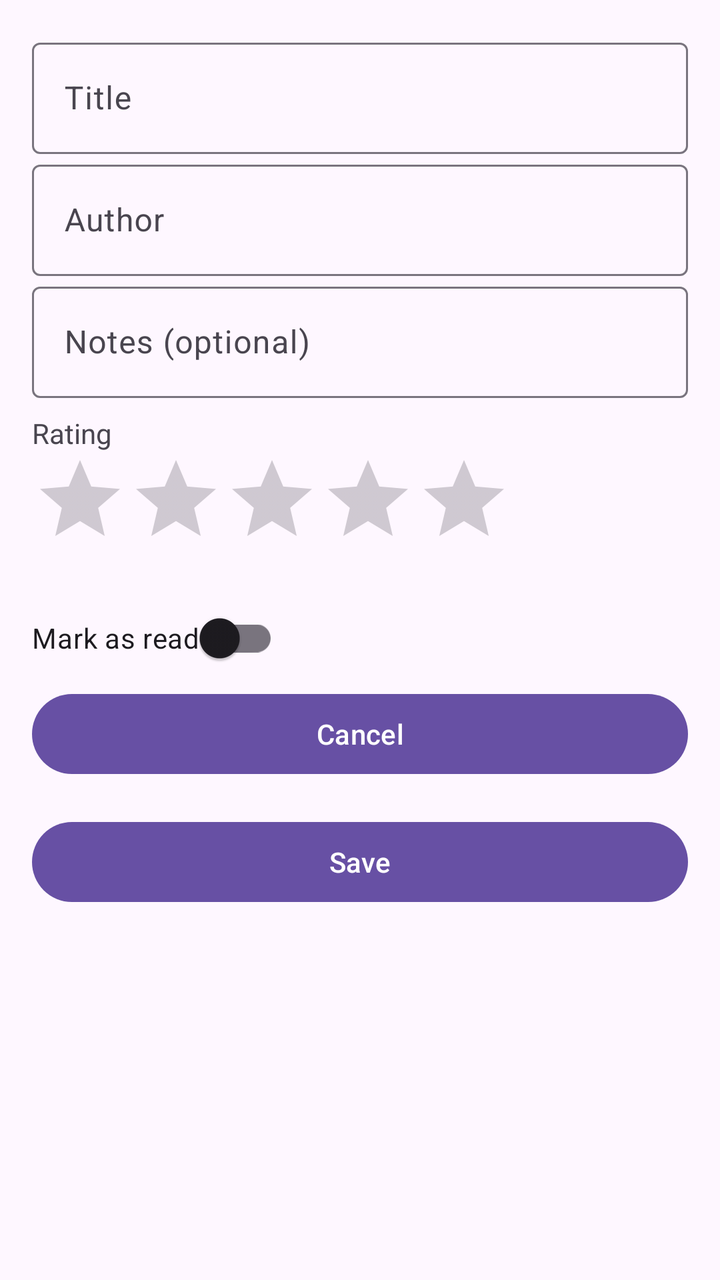
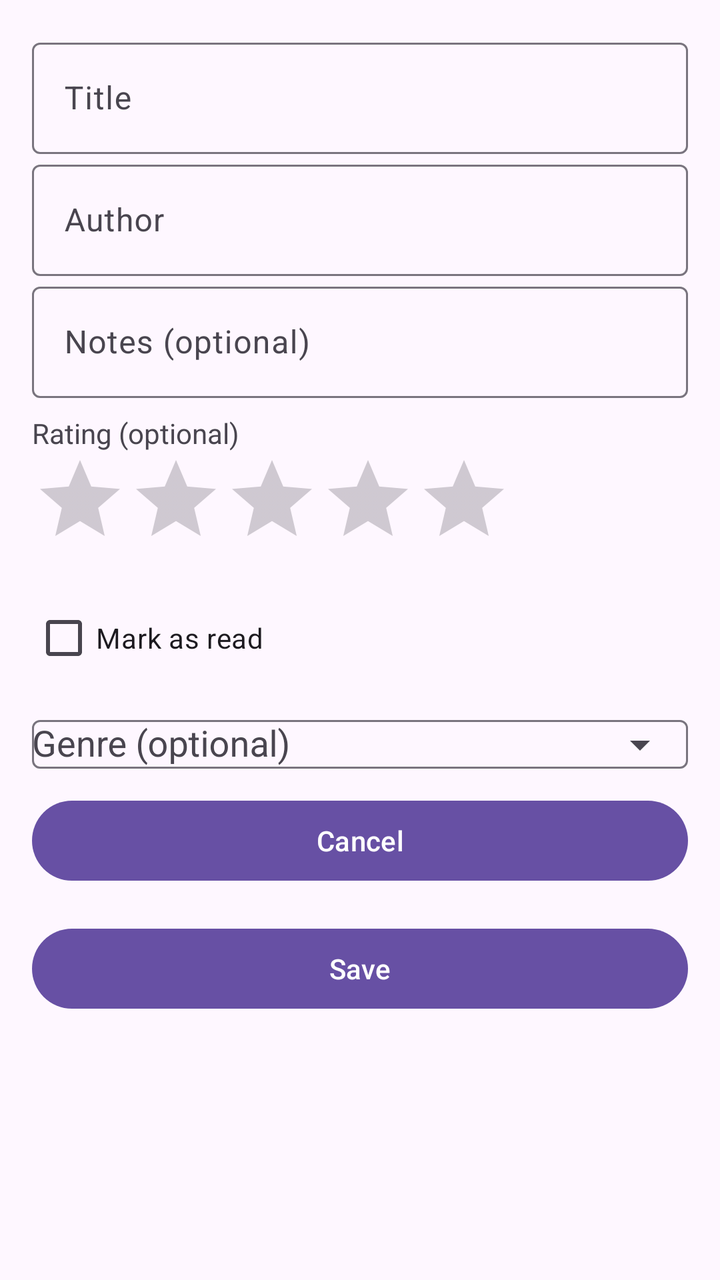

Two renders of the same Android screen: before a commit and after it. Below are the layout's source before the change and the commit's diff.
<!-- AndroidManifest.xml: application theme Theme.Bookshelf -->
<!-- res/layout/fragment_add_edit_book.xml -->
<?xml version="1.0" encoding="utf-8"?>
<ScrollView xmlns:android="http://schemas.android.com/apk/res/android"
    xmlns:app="http://schemas.android.com/apk/res-auto"
    android:layout_width="match_parent"
    android:layout_height="match_parent"
    android:padding="16dp">

    <LinearLayout
        android:orientation="vertical"
        android:layout_width="match_parent"
        android:layout_height="wrap_content">

        <com.google.android.material.textfield.TextInputLayout
            android:layout_width="match_parent"
            android:layout_height="wrap_content"
            android:hint="@string/title">
            <com.google.android.material.textfield.TextInputEditText
                android:id="@+id/etTitle"
                android:layout_width="match_parent"
                android:layout_height="wrap_content"/>
        </com.google.android.material.textfield.TextInputLayout>

        <com.google.android.material.textfield.TextInputLayout
            android:layout_width="match_parent"
            android:layout_height="wrap_content"
            android:hint="@string/author">
            <com.google.android.material.textfield.TextInputEditText
                android:id="@+id/etAuthor"
                android:layout_width="match_parent"
                android:layout_height="wrap_content"/>
        </com.google.android.material.textfield.TextInputLayout>

        <com.google.android.material.textfield.TextInputLayout
            android:layout_width="match_parent"
            android:layout_height="wrap_content"
            android:hint="@string/notes_optional">
            <com.google.android.material.textfield.TextInputEditText
                android:id="@+id/etNotes"
                android:layout_width="match_parent"
                android:layout_height="wrap_content"/>
        </com.google.android.material.textfield.TextInputLayout>

        <TextView
            android:text="@string/rating"
            android:layout_width="wrap_content"
            android:layout_height="wrap_content"
            android:layout_marginTop="8dp"/>

        <RatingBar
            android:id="@+id/editRating"
            android:layout_width="wrap_content"
            android:layout_height="wrap_content"
            android:numStars="5"
            android:stepSize="1.0"/>

        <com.google.android.material.switchmaterial.SwitchMaterial
            android:id="@+id/switchRead"
            android:text="@string/mark_as_read"
            android:layout_marginTop="12dp"
            android:layout_width="wrap_content"
            android:layout_height="wrap_content"/>
        <com.google.android.material.button.MaterialButton
            android:id="@+id/btnCancel"
            style="?attr/materialButtonStyle"
            android:layout_width="match_parent"
            android:layout_height="wrap_content"
            android:text="@string/cancel"/>

        <com.google.android.material.button.MaterialButton
            android:id="@+id/btnSave"
            style="?attr/materialButtonStyle"
            android:layout_width="match_parent"
            android:layout_height="wrap_content"
            android:layout_marginTop="16dp"
            android:text="@string/save"/>
    </LinearLayout>
</ScrollView>
<!-- resources referenced by this layout -->
<resources>
  <string name="author">Author</string>
  <string name="cancel">Cancel</string>
  <string name="mark_as_read">Mark as read</string>
  <string name="notes_optional">Notes (optional)</string>
  <string name="rating">Rating</string>
  <string name="save">Save</string>
  <string name="title">Title</string>
  <style name="Theme.Bookshelf" parent="Theme.Material3.Light.NoActionBar">
          <item name="colorPrimary">@color/md_theme_primary</item>
          <item name="colorOnPrimary">@color/md_theme_onPrimary</item>
          <item name="colorSecondary">@color/md_theme_secondary</item>
          <item name="android:statusBarColor">@color/md_theme_primary</item>
          <item name="android:navigationBarColor">@color/md_theme_surface</item>
      </style>
  <color name="md_theme_primary">#6750A4</color>
  <color name="md_theme_onPrimary">#FFFFFF</color>
  <color name="md_theme_secondary">#625B71</color>
  <color name="md_theme_surface">#FFFBFE</color>
</resources>

<!-- the commit's change to res/layout/fragment_add_edit_book.xml (unified diff, before → after) -->
@@ -11,24 +11,27 @@
         android:layout_height="wrap_content">
 
         <com.google.android.material.textfield.TextInputLayout
+            android:id="@+id/tilTitle"
             android:layout_width="match_parent"
             android:layout_height="wrap_content"
             android:hint="@string/title">
             <com.google.android.material.textfield.TextInputEditText
                 android:id="@+id/etTitle"
                 android:layout_width="match_parent"
-                android:layout_height="wrap_content"/>
+                android:layout_height="wrap_content" />
         </com.google.android.material.textfield.TextInputLayout>
 
         <com.google.android.material.textfield.TextInputLayout
+            android:id="@+id/tilAuthor"
             android:layout_width="match_parent"
             android:layout_height="wrap_content"
             android:hint="@string/author">
             <com.google.android.material.textfield.TextInputEditText
                 android:id="@+id/etAuthor"
                 android:layout_width="match_parent"
-                android:layout_height="wrap_content"/>
+                android:layout_height="wrap_content" />
         </com.google.android.material.textfield.TextInputLayout>
+
 
         <com.google.android.material.textfield.TextInputLayout
             android:layout_width="match_parent"
@@ -53,12 +56,27 @@
             android:numStars="5"
             android:stepSize="1.0"/>
 
-        <com.google.android.material.switchmaterial.SwitchMaterial
-            android:id="@+id/switchRead"
+        <com.google.android.material.checkbox.MaterialCheckBox
+            android:id="@+id/cbRead"
+            android:layout_width="wrap_content"
+            android:layout_height="wrap_content"
             android:text="@string/mark_as_read"
-            android:layout_marginTop="12dp"
-            android:layout_width="wrap_content"
-            android:layout_height="wrap_content"/>
+            android:layout_marginTop="12dp" />
+
+        
+        <com.google.android.material.textfield.TextInputLayout
+            android:layout_width="match_parent"
+            android:layout_height="wrap_content"
+            android:hint="@string/genre_optional"
+            app:endIconMode="dropdown_menu">
+
+            <com.google.android.material.textfield.MaterialAutoCompleteTextView
+                android:id="@+id/etGenre"
+                android:layout_width="match_parent"
+                android:layout_height="wrap_content"
+                android:inputType="none" />
+        </com.google.android.material.textfield.TextInputLayout>
+
         <com.google.android.material.button.MaterialButton
             android:id="@+id/btnCancel"
             style="?attr/materialButtonStyle"
<!-- resource entries referenced after the edit -->
@@ -2,9 +2,10 @@
 <resources>
   <string name="author">Author</string>
   <string name="cancel">Cancel</string>
+  <string name="genre_optional">Genre (optional)</string>
   <string name="mark_as_read">Mark as read</string>
   <string name="notes_optional">Notes (optional)</string>
-  <string name="rating">Rating</string>
+  <string name="rating">Rating (optional)</string>
   <string name="save">Save</string>
   <string name="title">Title</string>
   <style name="Theme.Bookshelf" parent="Theme.Material3.Light.NoActionBar">
